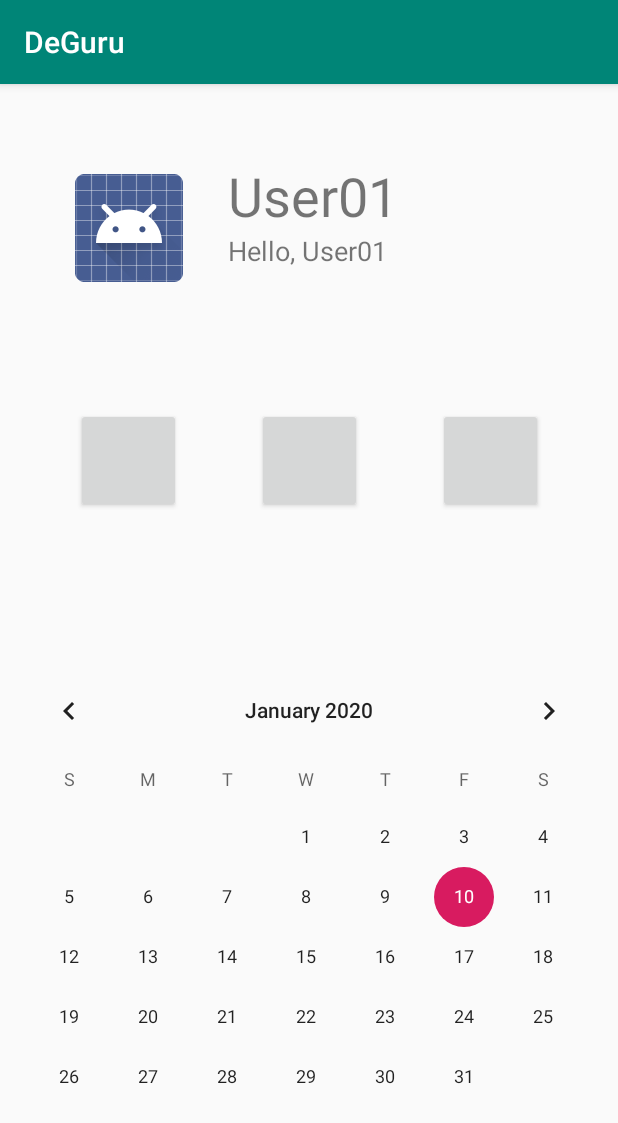
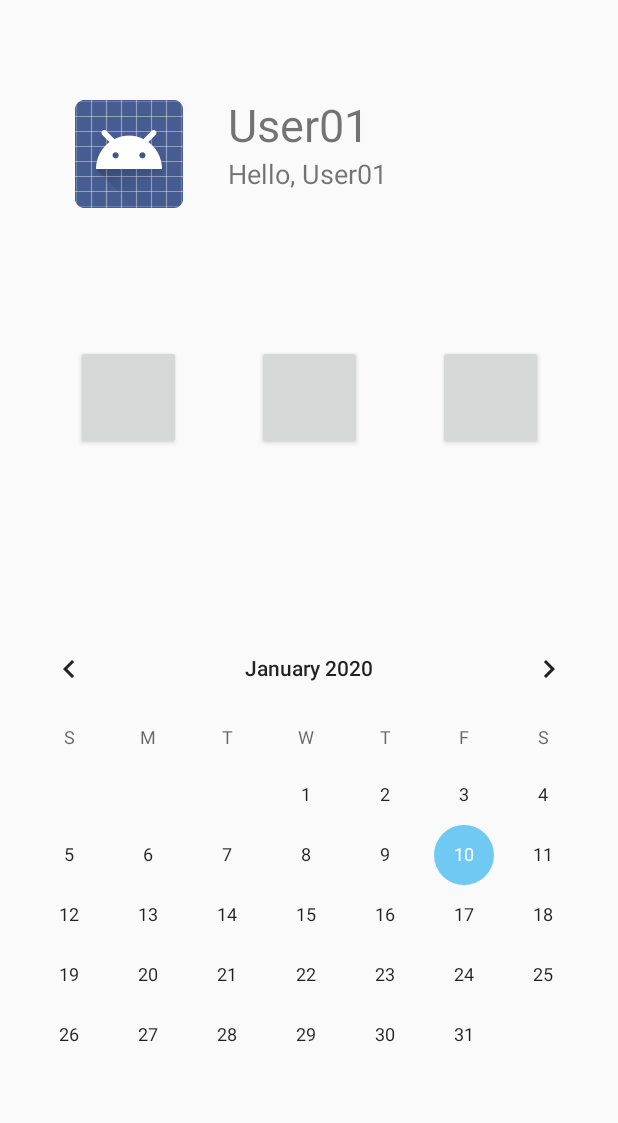
Before and after one commit to tlswldls/DeGuru, an Android app: the screen it shows after launch (MainActivity), on a phone screen of 412 x 824 dp. Shown: the top 1123 px of the screen. Run offline under Robolectric (Android 15) with nearby library versions, the phone set to English and light mode, and no system bars.

Commit message:
Edited MainActivity.xml and styles
- 디바이스에 따라 텍스트의 위치가 달라지는 부분 수정을 위해 메인액티비티의 레이아웃 수정했습니다.
- 블랙과 메인 컬러 colors.xml에 추가했습니다.
- styles에서 상단바 색과 강조 색 수정하였습니다.
- 액션바 삭제했습니다.

```diff
--- a/DeGuru/app/src/main/java/org/techtown/deguru/MainActivity.kt
+++ b/DeGuru/app/src/main/java/org/techtown/deguru/MainActivity.kt
@@ -8,5 +8,6 @@ class MainActivity : AppCompatActivity() {
     override fun onCreate(savedInstanceState: Bundle?) {
         super.onCreate(savedInstanceState)
         setContentView(R.layout.activity_main)
+
     }
 }
--- a/DeGuru/app/src/main/res/layout/activity_main.xml
+++ b/DeGuru/app/src/main/res/layout/activity_main.xml
@@ -22,26 +22,30 @@
             android:layout_marginEnd="30dp"
             app:srcCompat="@android:drawable/sym_def_app_icon" />
 
-        <LinearLayout
+        <androidx.constraintlayout.widget.ConstraintLayout
             android:layout_width="match_parent"
-            android:layout_height="match_parent"
-            android:orientation="vertical">
+            android:layout_height="match_parent">
 
             <TextView
-                android:id="@+id/userNametxt"
-                android:layout_width="match_parent"
+                android:id="@+id/userNameTxt"
+                android:layout_width="wrap_content"
                 android:layout_height="wrap_content"
-                android:layout_marginTop="50dp"
                 android:text="User01"
-                android:textSize="36sp" />
+                android:textSize="30sp"
+                app:layout_constraintBottom_toBottomOf="parent"
+                app:layout_constraintStart_toStartOf="parent"
+                app:layout_constraintTop_toTopOf="parent"
+                app:layout_constraintVertical_bias="0.38" />
 
             <TextView
                 android:id="@+id/greetTxt"
-                android:layout_width="match_parent"
+                android:layout_width="wrap_content"
                 android:layout_height="wrap_content"
                 android:text="Hello, User01"
-                android:textSize="18sp" />
-        </LinearLayout>
+                android:textSize="18sp"
+                app:layout_constraintStart_toStartOf="parent"
+                app:layout_constraintTop_toBottomOf="@+id/userNameTxt" />
+        </androidx.constraintlayout.widget.ConstraintLayout>
 
     </LinearLayout>
 
@@ -82,12 +86,17 @@
         android:layout_width="match_parent"
         android:layout_height="0dp"
         android:layout_weight="6"
-        android:orientation="horizontal">
+        android:orientation="horizontal"
+        android:id="@+id/linearLayout">
 
         <CalendarView
             android:id="@+id/calendarView"
             android:layout_width="wrap_content"
-            android:layout_height="wrap_content"
-            android:layout_weight="1" />
+            android:layout_height="match_parent"
+            android:layout_weight="1"
+            tools:layout_conversion_absoluteHeight="338dp"
+            tools:layout_conversion_absoluteWidth="350dp"
+            tools:layout_editor_absoluteX="0dp"
+            tools:layout_editor_absoluteY="379dp" />
     </LinearLayout>
 </LinearLayout>
--- a/DeGuru/app/src/main/res/values/colors.xml
+++ b/DeGuru/app/src/main/res/values/colors.xml
@@ -3,4 +3,6 @@
     <color name="colorPrimary">#008577</color>
     <color name="colorPrimaryDark">#00574B</color>
     <color name="colorAccent">#D81B60</color>
+    <color name="mainColor">#70C9F3</color>
+    <color name="Black">#000000</color>>
 </resources>
--- a/DeGuru/app/src/main/res/values/styles.xml
+++ b/DeGuru/app/src/main/res/values/styles.xml
@@ -1,11 +1,11 @@
 <resources>
 
     <!-- Base application theme. -->
-    <style name="AppTheme" parent="Theme.AppCompat.Light.DarkActionBar">
+    <style name="AppTheme" parent="Theme.AppCompat.Light.NoActionBar">
         <!-- Customize your theme here. -->
         <item name="colorPrimary">@color/colorPrimary</item>
-        <item name="colorPrimaryDark">@color/colorPrimaryDark</item>
-        <item name="colorAccent">@color/colorAccent</item>
+        <item name="colorPrimaryDark">@color/Black</item>
+        <item name="colorAccent">@color/mainColor</item>
     </style>
 
     <!--For Splash Screen-->
```
